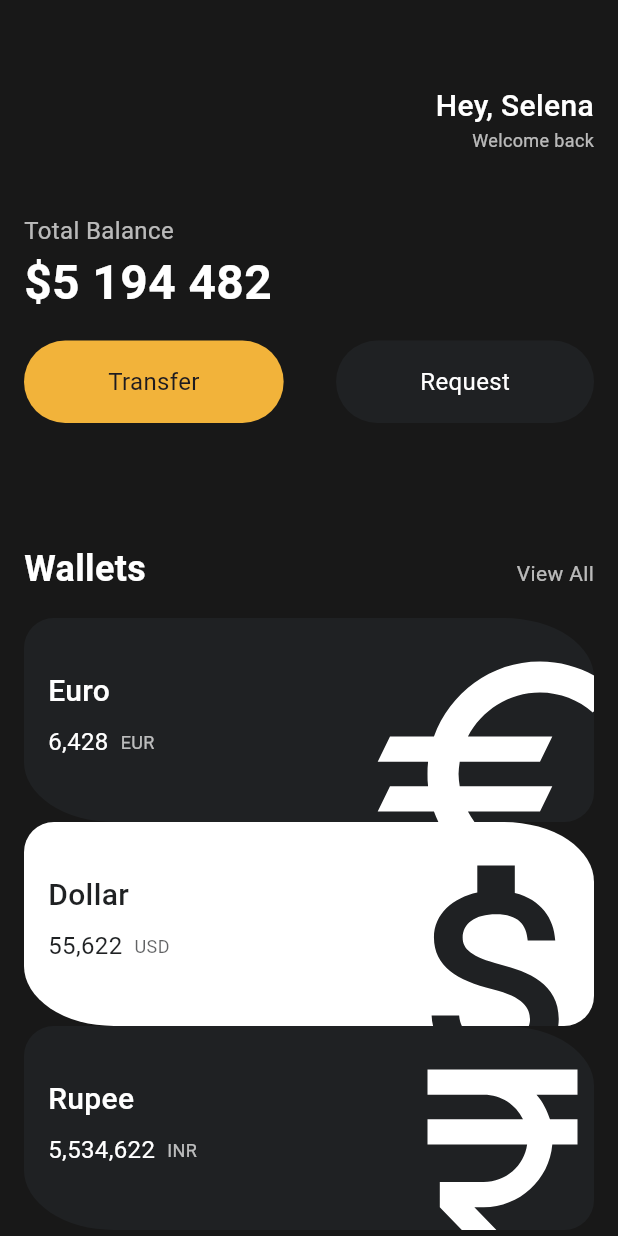
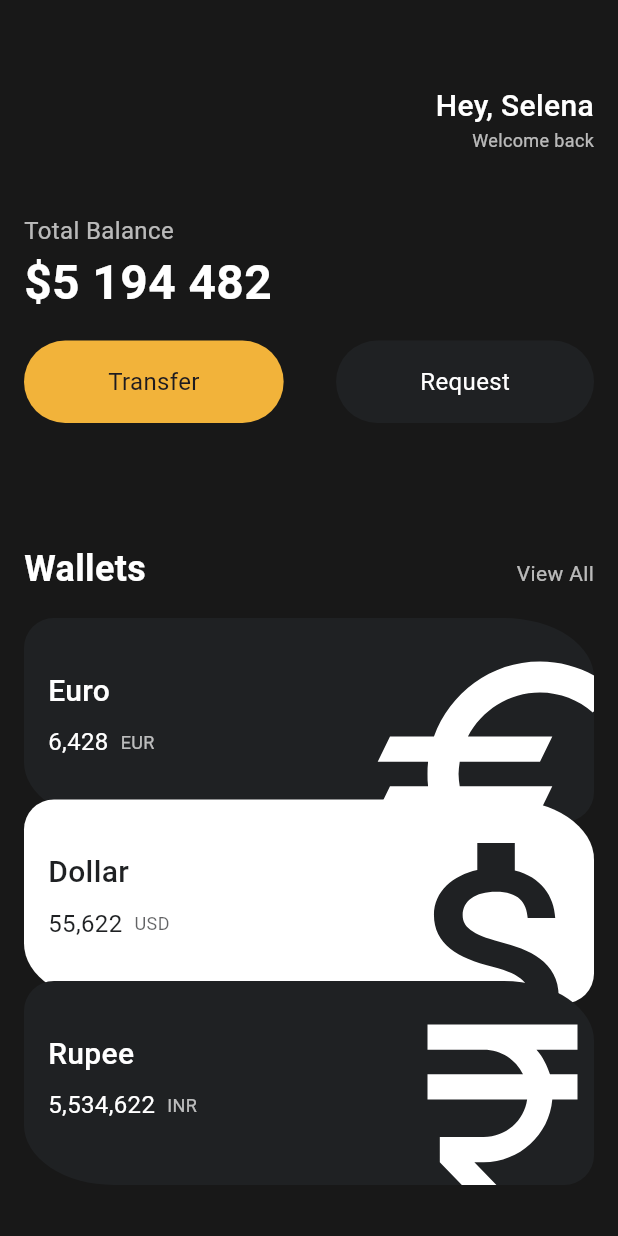
Before and after one commit to hyesuhong/flutter_playground, a Flutter app: the screen it shows after launch, on a phone screen of 412 x 824 dp. Run offline on Flutter 3.47's test engine with Material 3 defaults, Android fonts, the phone set to English and light mode, and no system bars.

Commit message:
feat: money_app - modify currency card widget

```diff
--- a/money_app/lib/main.dart
+++ b/money_app/lib/main.dart
@@ -35,7 +35,7 @@ class MyApp extends StatelessWidget {
     return MaterialApp(
       home: Scaffold(
         backgroundColor: const Color(0xff181818),
-        body: Padding(
+        body: SingleChildScrollView(
           padding: const EdgeInsets.symmetric(
             horizontal: 16,
           ),
@@ -135,8 +135,9 @@ class MyApp extends StatelessWidget {
               ...List.generate(
                 dummyCurrency.length,
                 (index) => CurrencyCard(
-                    currencyData: dummyCurrency[index],
-                    isInverted: index.isOdd),
+                  currencyData: dummyCurrency[index],
+                  index: index,
+                ),
               )
             ],
           ),
--- a/money_app/lib/widgets/currency_card.dart
+++ b/money_app/lib/widgets/currency_card.dart
@@ -16,8 +16,9 @@ class Currency {
 
 class CurrencyCard extends StatelessWidget {
   final Currency currencyData;
+  final int index;
 
-  final bool isInverted;
+  bool get isInverted => index.isOdd;
 
   final _darkColor = const Color(0xff1f2123);
   final _lightColor = Colors.white;
@@ -25,7 +26,7 @@ class CurrencyCard extends StatelessWidget {
   const CurrencyCard({
     super.key,
     required this.currencyData,
-    required this.isInverted,
+    required this.index,
   });
 
   @override
@@ -34,9 +35,14 @@ class CurrencyCard extends StatelessWidget {
     var textColor = isInverted ? _darkColor : _lightColor;
 
     final formatCurrency = NumberFormat.simpleCurrency(
-        locale: 'ko_KR', name: '', decimalDigits: 0);
+      locale: 'ko_KR',
+      name: '',
+      decimalDigits: 0,
+    );
 
-    return Container(
+    return Transform.translate(
+      offset: Offset(0, (-15 * index).toDouble()),
+      child: Container(
         decoration: BoxDecoration(
           color: backgroundColor,
           borderRadius: const BorderRadius.only(
@@ -106,6 +112,7 @@ class CurrencyCard extends StatelessWidget {
             ),
           ],
         ),
+      ),
     );
   }
 }
```
Lines whose indentation alone changed are shown as unchanged.
